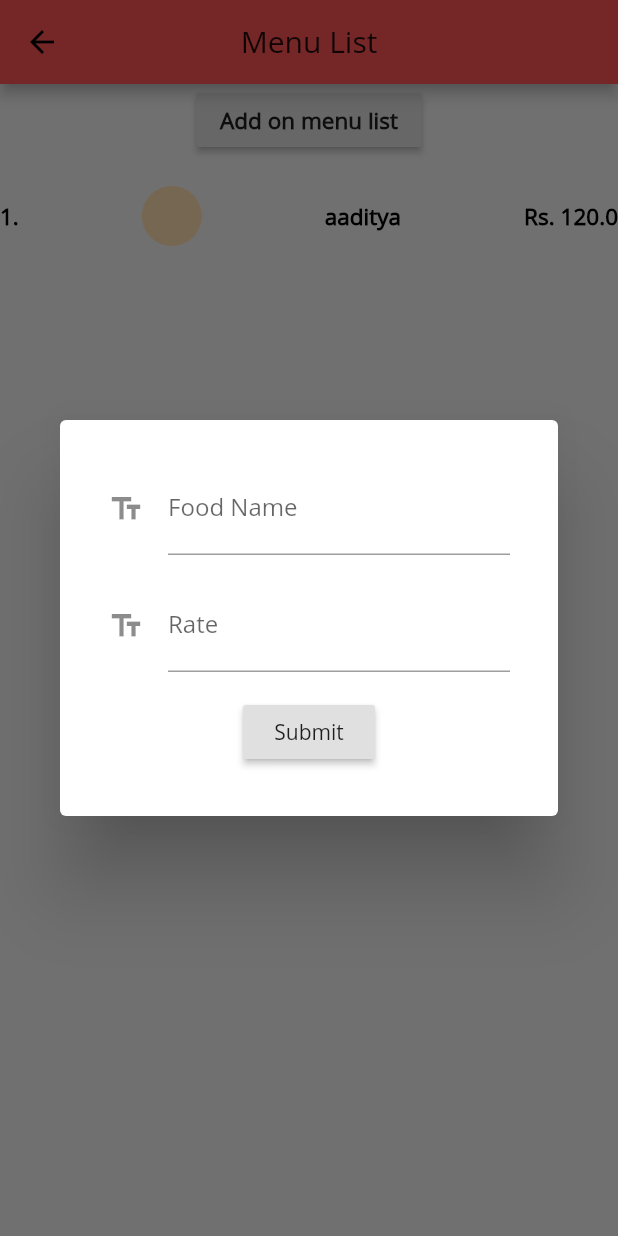
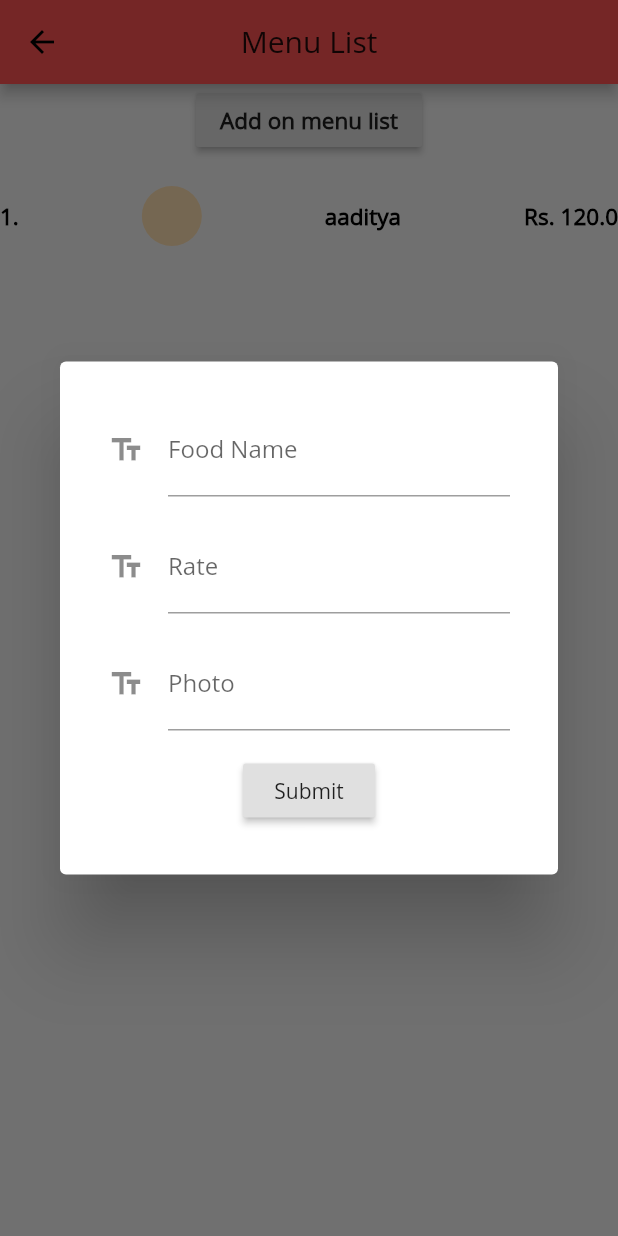
Before and after one commit to AayushNeupane57/TimeZero, a Flutter app: the MenuList screen opened directly, after a tap on "Add on menu list", on a phone screen of 412 x 824 dp. Run offline on Flutter 3.47's test engine with Material 2 defaults, Android fonts, the phone set to English and light mode, and no system bars; our stand-ins replace firebase_auth, firebase_storage, geolocator, google_sign_in, image_cropper, image_picker; missing offline and left inert: flutter_facebook_login; accounts and stored records are empty; network calls fail.

Commit message:
modified to menu list

```diff
--- a/timezero/lib/menulist.dart
+++ b/timezero/lib/menulist.dart
@@ -71,6 +71,24 @@ class MenuList extends StatefulWidget {
                                   ),
                                 ),
 
+                                Padding(
+                                  padding: EdgeInsets.all(8.0),
+                                  child:TextFormField(
+                                    decoration: const InputDecoration(
+                                      icon: Icon(Icons.text_fields),
+                                      hintText: 'choose photo',
+                                      labelText: 'Photo',
+                                    ),
+                                    onSaved: (String value) {
+
+                                      imageAddress = value;
+                                      print(imageAddress);
+                                    },
+                                  ),
+                                ),
+
+
+
 
 
 
@@ -82,12 +100,15 @@ class MenuList extends StatefulWidget {
                                       if (_formKey.currentState.validate()) {
                                         _formKey.currentState.save();
                                         setState(() {
-//                                          foodDetail.add()
+                                          foodDetail.add( FoodDetail(nameOfFood ,"Chow%20Mein.jpg?alt=media&token=242660c5-1369-4ad5-8077-eaba5835c66b",rate));
+                                          Navigator.of(context, rootNavigator: true).pop('dialog');
                                         });
                                       }
                                     },
                                   ),
-                                )
+                                ),
+
+
                               ],
                             ),
                           ),
```
